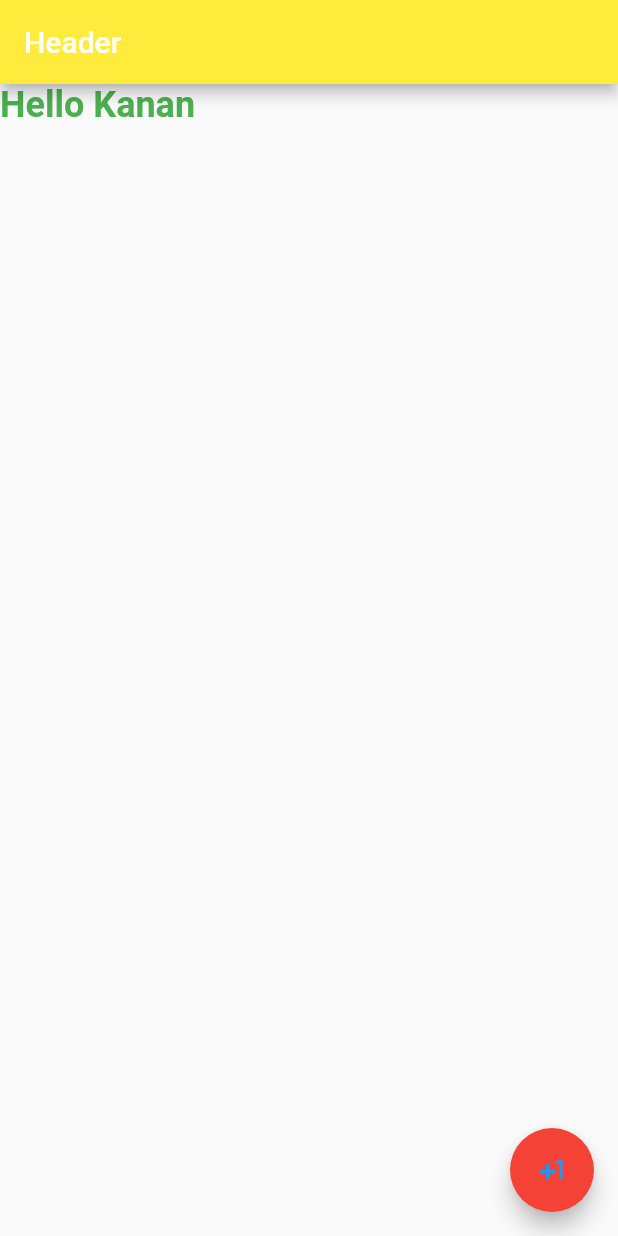
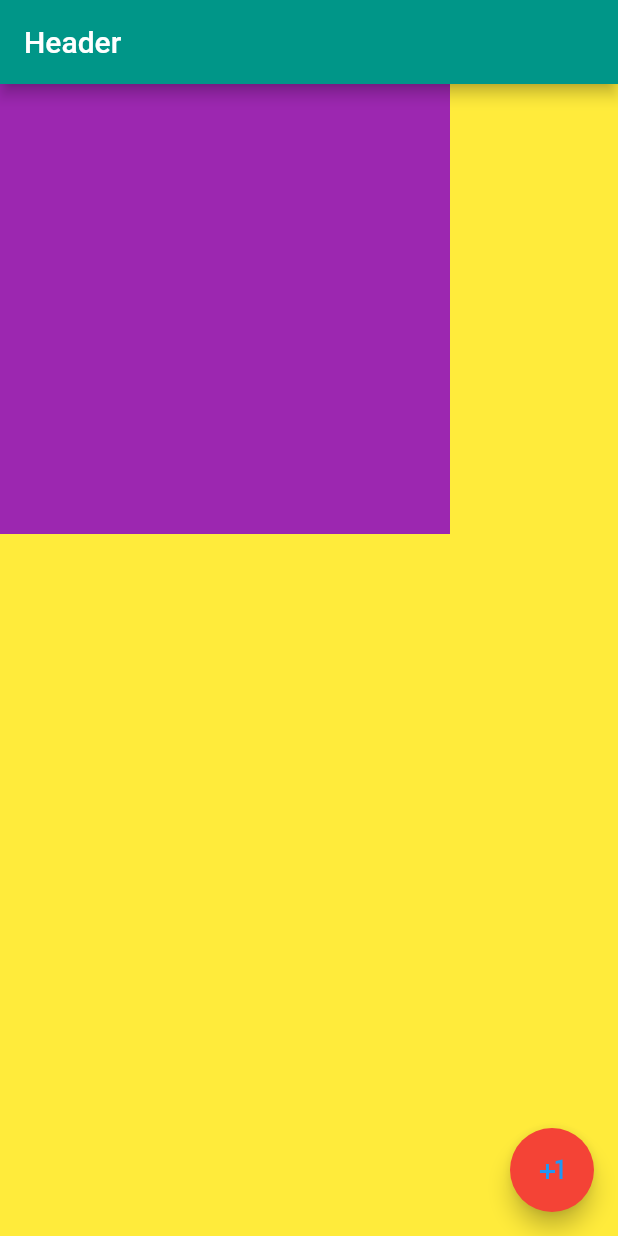
Before and after one commit to gurbangurbanzade/Flutter-Projects, a Flutter app: the screen it shows after launch, on a phone screen of 412 x 824 dp. Run offline on Flutter 3.47's test engine with Material 2 defaults, Android fonts, the light colour scheme and no system bars.

Commit message:
container widget example

```diff
--- a/l_01_first_test_app/lib/main.dart
+++ b/l_01_first_test_app/lib/main.dart
@@ -9,16 +9,23 @@ class MyApp extends StatelessWidget {
   Widget build(BuildContext context) {
     return MaterialApp(
       home: Scaffold(
+        backgroundColor: Colors.yellow,
         appBar: AppBar(
-          backgroundColor: Colors.yellow,
+          backgroundColor: Colors.teal,
           title: const Text(
             "Header",
           ),
         ),
-        body: const Text(
-          'Hello Kanan',
-          style: TextStyle(
-              color: Colors.green, fontSize: 24, fontWeight: FontWeight.w600),
+        body: Container(
+          alignment: Alignment.center,
+          color: Colors.purple,
+          // width: 200,
+          // height: 300,
+          // child: Text(
+          //   "gurban",
+          //   textAlign: TextAlign.center,
+          // ),
+          constraints: BoxConstraints(maxHeight: 300, maxWidth: 300),
         ),
         floatingActionButton: FloatingActionButton(
           onPressed: () => {debugPrint("clicked succesfull")},
```
